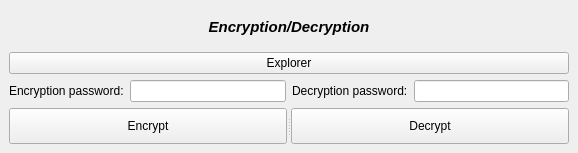
Qt form mainwindow.ui (OTsee51/Encryption-Decryption-App) before a commit.
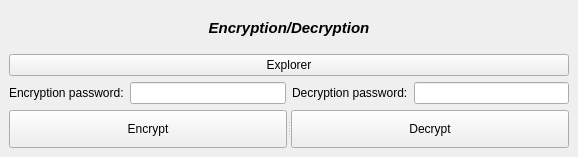
The same form after that commit.

What changed in the file:
```diff
--- a/mainwindow.ui
+++ b/mainwindow.ui
@@ -7,7 +7,7 @@
     <x>0</x>
     <y>0</y>
     <width>578</width>
-    <height>153</height>
+    <height>157</height>
    </rect>
   </property>
   <property name="windowTitle">
```
Left out of the diff: 4 changed lines with no effect on the pictures.
